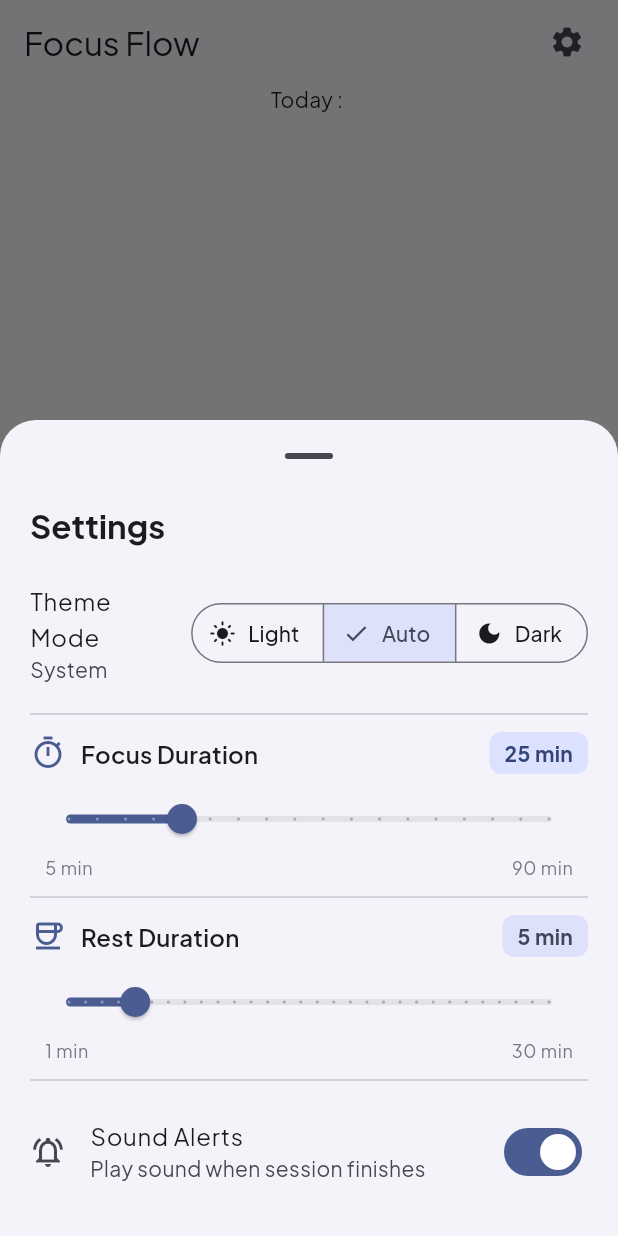
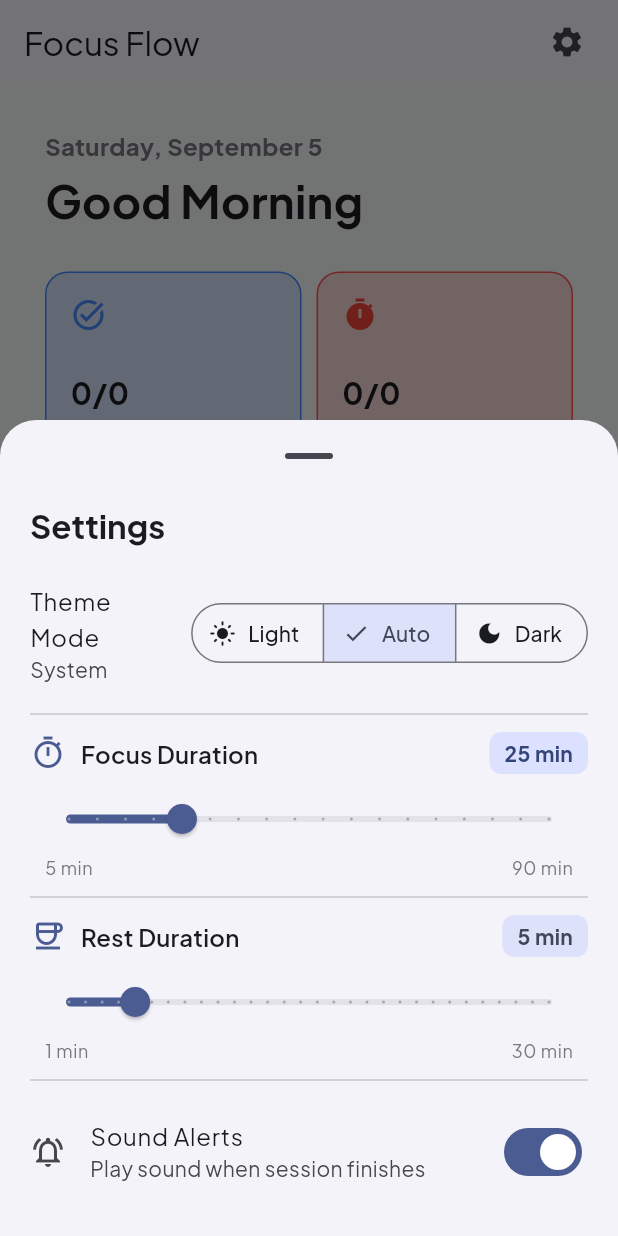
Before and after one commit to ahbandegan/focus_flow, a Flutter app: the screen it shows after launch, after a tap on the "settings" icon, on a phone screen of 412 x 824 dp. Run offline on Flutter 3.47's test engine with Material 3 defaults, Android fonts, the phone set to English and light mode, and no system bars; our stand-ins replace drift, drift_flutter, equatable, flutter_bloc, flutter_local_notifications, get_it and 3 more; accounts and stored records are empty; generated files the repository leaves out were written again.

Commit message:
add status in home screen

```diff
--- /dev/null
+++ b/lib/core/utils/format_minutes.dart
@@ -0,0 +1,6 @@
+String formatMinutes(int minutes) {
+  final hours = minutes ~/ 60;
+  final remainingMinutes = minutes % 60;
+
+  return '${hours}h ${remainingMinutes}m';
+}
--- a/lib/features/home/presentation/page/home_page.dart
+++ b/lib/features/home/presentation/page/home_page.dart
@@ -2,14 +2,31 @@ import 'package:audioplayers/audioplayers.dart';
 import 'package:flutter/material.dart';
 import 'package:flutter_bloc/flutter_bloc.dart';
 import 'package:focus_flow/core/database/app_database.dart';
+import 'package:focus_flow/core/utils/format_minutes.dart';
+import 'package:focus_flow/features/settings/domin/repositories/settings_repository.dart';
 import 'package:focus_flow/features/tasks/domain/repositories/task_repository.dart';
 import 'package:focus_flow/features/tasks/presentation/bloc/tasks_bloc.dart';
 import 'package:focus_flow/initialize_dependensies.dart';
+import 'package:intl/intl.dart';
+
+import '../widget/stat_card.dart';
 
 class HomePage extends StatelessWidget {
-  HomePage({super.key});
+  final AudioPlayer player = AudioPlayer();
+  final SettingsRepository _settingsRepository;
 
-  final AudioPlayer player = AudioPlayer();
+  HomePage({super.key, required this._settingsRepository});
+
+  String _getGreeting() {
+    final hour = DateTime.now().hour;
+    if (hour >= 5 && hour < 12) {
+      return "Good Morning";
+    } else if (hour >= 12 && hour < 20) {
+      return "Good Evening";
+    } else {
+      return "Good Night";
+    }
+  }
 
   @override
   Widget build(BuildContext context) {
@@ -19,11 +36,92 @@ class HomePage extends StatelessWidget {
       child: BlocBuilder<TasksBloc, TasksState>(
         builder: (context, state) {
           if (state is TasksSuccessState<List<Task>>) {
-            return Column(
-              children: [
-                /* TODO Parse date to wakeday, month day */
-                Text("Today : "),
-              ],
+            final todayTask = state.data
+                .where((element) => element.dueDate == DateTime.now())
+                .toList();
+            final taskComplited = todayTask
+                .where((element) => element.isCompleted)
+                .toList();
+            final pomodorosCount = state.data.fold(
+              0,
+              (previousValue, element) =>
+                  previousValue + element.estimatedPomodoros,
+            );
+            final pomodorosCompliteCount = state.data.fold(
+              0,
+              (previousValue, element) =>
+                  previousValue + element.completedPomodoros,
+            );
+            final focusTime =
+                pomodorosCount * _settingsRepository.focusDuration;
+
+            return SingleChildScrollView(
+              physics: BouncingScrollPhysics(),
+              child: Padding(
+                padding: const EdgeInsets.all(30.0),
+                child: Column(
+                  spacing: 3,
+                  crossAxisAlignment: CrossAxisAlignment.start,
+                  children: [
+                    Text(
+                      DateFormat('EEEE, MMMM d').format(DateTime.now()),
+                      style: TextStyle(
+                        color: Theme.of(context).colorScheme.outline,
+                        fontWeight: FontWeight.bold,
+                        fontSize: 16,
+                      ),
+                    ),
+
+                    Text(
+                      _getGreeting(),
+                      style: const TextStyle(
+                        fontWeight: FontWeight.bold,
+                        fontSize: 30,
+                      ),
+                    ),
+
+                    SizedBox(height: 20),
+
+                    GridView.extent(
+                      shrinkWrap: true,
+                      physics: const NeverScrollableScrollPhysics(),
+                      maxCrossAxisExtent: 250,
+                      crossAxisSpacing: 10,
+                      mainAxisSpacing: 10,
+                      mainAxisExtent: 130,
+                      children: [
+                        StatCard(
+                          icon: Icons.task_alt,
+                          color: Colors.blueAccent,
+                          value: "${taskComplited.length}/${todayTask.length}",
+                          title: "Tasks Completed",
+                        ),
+                        StatCard(
+                          icon: Icons.timer,
+                          color: Colors.redAccent,
+                          iconColor: Colors.red,
+                          value: "$pomodorosCompliteCount/$pomodorosCount",
+                          title: "Pomodoros",
+                        ),
+                        StatCard(
+                          icon: Icons.task_alt,
+                          color: Colors.greenAccent,
+                          iconColor: Colors.green,
+                          value: formatMinutes(focusTime),
+                          title: "Focus Time",
+                        ),
+                        const StatCard(
+                          icon: Icons.fireplace_sharp,
+                          color: Colors.deepPurpleAccent,
+                          iconColor: Colors.deepPurple,
+                          value: "0",
+                          title: "Habit Streak",
+                        ),
+                      ],
+                    ),
+                  ],
+                ),
+              ),
             );
           }
           if (state is TasksErrorState) {
--- /dev/null
+++ b/lib/features/home/presentation/widget/stat_card.dart
@@ -0,0 +1,61 @@
+import 'package:flutter/material.dart';
+
+class StatCard extends StatelessWidget {
+  const StatCard({
+    super.key,
+    required this.icon,
+    required this.color,
+    this.iconColor,
+    required this.value,
+    required this.title,
+  });
+
+  final IconData icon;
+  final Color color;
+  final Color? iconColor;
+  final String value;
+  final String title;
+
+  @override
+  Widget build(BuildContext context) {
+    return Container(
+      decoration: BoxDecoration(
+        color: color.withAlpha(50),
+        borderRadius: BorderRadius.circular(15),
+        border: Border.all(color: color, width: 1),
+      ),
+      padding: const EdgeInsets.all(16.0),
+      child: Column(
+        crossAxisAlignment: CrossAxisAlignment.start,
+        mainAxisAlignment: MainAxisAlignment.spaceBetween,
+        children: [
+          Icon(icon, color: iconColor ?? color),
+          Column(
+            crossAxisAlignment: CrossAxisAlignment.start,
+            mainAxisSize: MainAxisSize.min,
+            children: [
+              Text(
+                value,
+                maxLines: 1,
+                overflow: TextOverflow.ellipsis,
+                style: const TextStyle(
+                  fontWeight: FontWeight.bold,
+                  fontSize: 20,
+                ),
+              ),
+              Text(
+                title,
+                maxLines: 1,
+                overflow: TextOverflow.ellipsis,
+                style: TextStyle(
+                  color: Theme.of(context).colorScheme.outline,
+                  fontSize: 12,
+                ),
+              ),
+            ],
+          ),
+        ],
+      ),
+    );
+  }
+}
--- a/lib/main.dart
+++ b/lib/main.dart
@@ -91,7 +91,12 @@ class InitialPage extends StatefulWidget {
 }
 
 class _InitialPageState extends State<InitialPage> {
-  List<Widget> pages = [HomePage(), HomePage(), HomePage(), HomePage()];
+  List<Widget> pages = [
+    HomePage(settingsRepository: di<SettingsRepository>()),
+    HomePage(settingsRepository: di<SettingsRepository>()),
+    HomePage(settingsRepository: di<SettingsRepository>()),
+    HomePage(settingsRepository: di<SettingsRepository>()),
+  ];
   int currentIndex = 0;
   bool isDesktopMenuOpen = false;
 
--- a/pubspec.yaml
+++ b/pubspec.yaml
@@ -49,6 +49,7 @@ dependencies:
   shared_preferences: ^2.5.5
   sqflite: ^2.4.3
   sqlite3_flutter_libs: ^0.6.0+eol
+  supabase_flutter: ^2.17.2
   timezone: ^0.11.1
   uuid: ^4.6.0
 
```
Also changed, not shown: lib/core/widgets/desktop_navigation.dart (line endings or trailing spaces), pubspec.lock, 5 other files.
